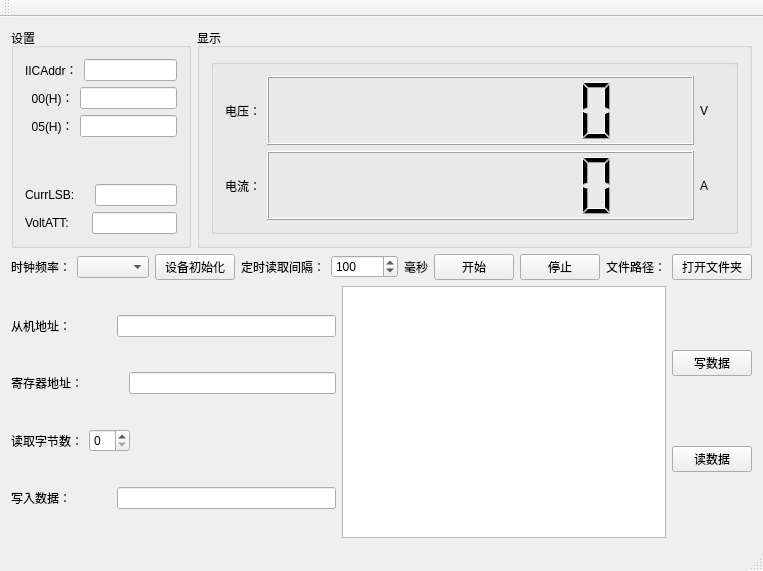
Old version of the form mainwindow.ui in the repository c823969351/M695Tool.
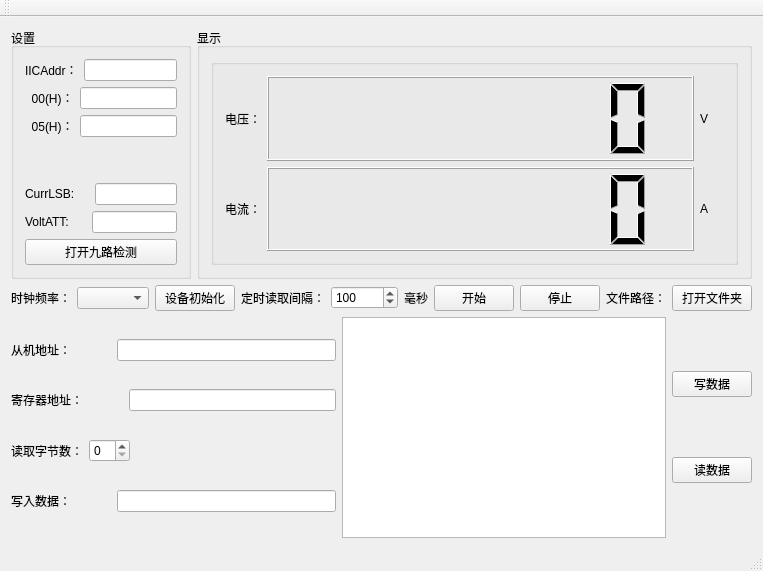
New version of the form.

```diff
--- a/mainwindow.ui
+++ b/mainwindow.ui
@@ -359,6 +359,13 @@
              </item>
             </layout>
            </item>
+           <item row="4" column="0">
+            <widget class="QPushButton" name="pushButton_9lane">
+             <property name="text">
+              <string>打开九路检测</string>
+             </property>
+            </widget>
+           </item>
           </layout>
          </widget>
         </item>
```
Left out of the diff: 26 changed lines with no effect on the pictures.
